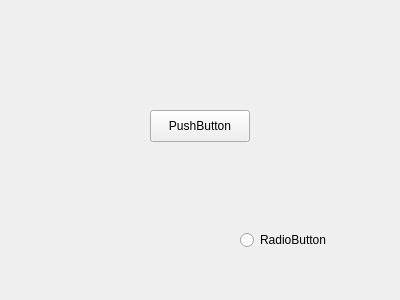
First picture: the form in src/view/graphView.ui, repository Effectuss/Smart-calculator, before the edit.
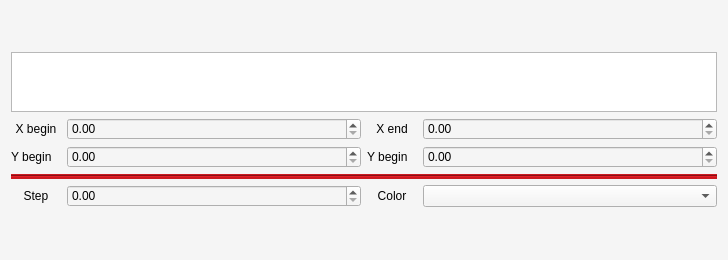
Second picture: the form after the edit.

Commit message: Part of form graph

Patch:
```diff
--- a/src/view/graphView.ui
+++ b/src/view/graphView.ui
@@ -6,39 +6,288 @@
    <rect>
     <x>0</x>
     <y>0</y>
-    <width>400</width>
-    <height>300</height>
+    <width>728</width>
+    <height>260</height>
    </rect>
   </property>
   <property name="windowTitle">
    <string>Form</string>
   </property>
-  <widget class="QRadioButton" name="radioButton">
-   <property name="geometry">
-    <rect>
-     <x>240</x>
-     <y>230</y>
-     <width>99</width>
-     <height>20</height>
-    </rect>
-   </property>
-   <property name="text">
-    <string>RadioButton</string>
-   </property>
-  </widget>
-  <widget class="QPushButton" name="pushButton">
-   <property name="geometry">
-    <rect>
-     <x>150</x>
-     <y>110</y>
-     <width>100</width>
-     <height>32</height>
-    </rect>
-   </property>
-   <property name="text">
-    <string>PushButton</string>
-   </property>
-  </widget>
+  <property name="styleSheet">
+   <string notr="true">background-color: #f5f5f5;
+color: rgb(0, 0, 0);
+</string>
+  </property>
+  <layout class="QGridLayout" name="gridLayout_5">
+   <item row="0" column="0">
+    <layout class="QGridLayout" name="gridLayout">
+     <item row="2" column="3">
+      <widget class="QDoubleSpinBox" name="doubleSpinBox_4">
+       <property name="sizePolicy">
+        <sizepolicy hsizetype="MinimumExpanding" vsizetype="Fixed">
+         <horstretch>0</horstretch>
+         <verstretch>0</verstretch>
+        </sizepolicy>
+       </property>
+      </widget>
+     </item>
+     <item row="0" column="0" colspan="4">
+      <widget class="QLineEdit" name="lineEdit">
+       <property name="sizePolicy">
+        <sizepolicy hsizetype="MinimumExpanding" vsizetype="Fixed">
+         <horstretch>0</horstretch>
+         <verstretch>0</verstretch>
+        </sizepolicy>
+       </property>
+       <property name="minimumSize">
+        <size>
+         <width>0</width>
+         <height>60</height>
+        </size>
+       </property>
+       <property name="mouseTracking">
+        <bool>false</bool>
+       </property>
+       <property name="styleSheet">
+        <string notr="true">border: 1 solid #b8b8b8;
+background-color: #fff</string>
+       </property>
+       <property name="alignment">
+        <set>Qt::AlignRight|Qt::AlignTrailing|Qt::AlignVCenter</set>
+       </property>
+       <property name="dragEnabled">
+        <bool>true</bool>
+       </property>
+       <property name="readOnly">
+        <bool>true</bool>
+       </property>
+      </widget>
+     </item>
+     <item row="4" column="0">
+      <widget class="QLabel" name="label_5">
+       <property name="sizePolicy">
+        <sizepolicy hsizetype="MinimumExpanding" vsizetype="Fixed">
+         <horstretch>0</horstretch>
+         <verstretch>0</verstretch>
+        </sizepolicy>
+       </property>
+       <property name="maximumSize">
+        <size>
+         <width>50</width>
+         <height>16777215</height>
+        </size>
+       </property>
+       <property name="layoutDirection">
+        <enum>Qt::LeftToRight</enum>
+       </property>
+       <property name="text">
+        <string>Step</string>
+       </property>
+       <property name="alignment">
+        <set>Qt::AlignCenter</set>
+       </property>
+      </widget>
+     </item>
+     <item row="4" column="1">
+      <widget class="QDoubleSpinBox" name="doubleSpinBox_5">
+       <property name="sizePolicy">
+        <sizepolicy hsizetype="MinimumExpanding" vsizetype="Fixed">
+         <horstretch>0</horstretch>
+         <verstretch>0</verstretch>
+        </sizepolicy>
+       </property>
+      </widget>
+     </item>
+     <item row="2" column="0">
+      <widget class="QLabel" name="label_2">
+       <property name="sizePolicy">
+        <sizepolicy hsizetype="MinimumExpanding" vsizetype="Fixed">
+         <horstretch>0</horstretch>
+         <verstretch>0</verstretch>
+        </sizepolicy>
+       </property>
+       <property name="maximumSize">
+        <size>
+         <width>50</width>
+         <height>16777215</height>
+        </size>
+       </property>
+       <property name="layoutDirection">
+        <enum>Qt::LeftToRight</enum>
+       </property>
+       <property name="text">
+        <string>Y begin</string>
+       </property>
+       <property name="alignment">
+        <set>Qt::AlignLeading|Qt::AlignLeft|Qt::AlignVCenter</set>
+       </property>
+      </widget>
+     </item>
+     <item row="4" column="2">
+      <widget class="QLabel" name="label_6">
+       <property name="sizePolicy">
+        <sizepolicy hsizetype="MinimumExpanding" vsizetype="Fixed">
+         <horstretch>0</horstretch>
+         <verstretch>0</verstretch>
+        </sizepolicy>
+       </property>
+       <property name="maximumSize">
+        <size>
+         <width>50</width>
+         <height>16777215</height>
+        </size>
+       </property>
+       <property name="text">
+        <string>Color</string>
+       </property>
+       <property name="alignment">
+        <set>Qt::AlignCenter</set>
+       </property>
+      </widget>
+     </item>
+     <item row="1" column="2">
+      <widget class="QLabel" name="label_3">
+       <property name="sizePolicy">
+        <sizepolicy hsizetype="MinimumExpanding" vsizetype="Fixed">
+         <horstretch>0</horstretch>
+         <verstretch>0</verstretch>
+        </sizepolicy>
+       </property>
+       <property name="maximumSize">
+        <size>
+         <width>50</width>
+         <height>16777215</height>
+        </size>
+       </property>
+       <property name="layoutDirection">
+        <enum>Qt::LeftToRight</enum>
+       </property>
+       <property name="text">
+        <string>X end</string>
+       </property>
+       <property name="alignment">
+        <set>Qt::AlignCenter</set>
+       </property>
+      </widget>
+     </item>
+     <item row="2" column="1">
+      <widget class="QDoubleSpinBox" name="doubleSpinBox_3">
+       <property name="sizePolicy">
+        <sizepolicy hsizetype="MinimumExpanding" vsizetype="Fixed">
+         <horstretch>0</horstretch>
+         <verstretch>0</verstretch>
+        </sizepolicy>
+       </property>
+      </widget>
+     </item>
+     <item row="2" column="2">
+      <widget class="QLabel" name="label_4">
+       <property name="sizePolicy">
+        <sizepolicy hsizetype="MinimumExpanding" vsizetype="Fixed">
+         <horstretch>0</horstretch>
+         <verstretch>0</verstretch>
+        </sizepolicy>
+       </property>
+       <property name="maximumSize">
+        <size>
+         <width>50</width>
+         <height>16777215</height>
+        </size>
+       </property>
+       <property name="text">
+        <string>Y begin</string>
+       </property>
+       <property name="alignment">
+        <set>Qt::AlignLeading|Qt::AlignLeft|Qt::AlignVCenter</set>
+       </property>
+      </widget>
+     </item>
+     <item row="1" column="1">
+      <widget class="QDoubleSpinBox" name="doubleSpinBox_2">
+       <property name="sizePolicy">
+        <sizepolicy hsizetype="MinimumExpanding" vsizetype="Fixed">
+         <horstretch>0</horstretch>
+         <verstretch>0</verstretch>
+        </sizepolicy>
+       </property>
+      </widget>
+     </item>
+     <item row="1" column="3">
+      <widget class="QDoubleSpinBox" name="doubleSpinBox">
+       <property name="sizePolicy">
+        <sizepolicy hsizetype="MinimumExpanding" vsizetype="Fixed">
+         <horstretch>0</horstretch>
+         <verstretch>0</verstretch>
+        </sizepolicy>
+       </property>
+      </widget>
+     </item>
+     <item row="1" column="0">
+      <widget class="QLabel" name="label">
+       <property name="sizePolicy">
+        <sizepolicy hsizetype="MinimumExpanding" vsizetype="Fixed">
+         <horstretch>0</horstretch>
+         <verstretch>0</verstretch>
+        </sizepolicy>
+       </property>
+       <property name="minimumSize">
+        <size>
+         <width>0</width>
+         <height>0</height>
+        </size>
+       </property>
+       <property name="maximumSize">
+        <size>
+         <width>50</width>
+         <height>16777215</height>
+        </size>
+       </property>
+       <property name="layoutDirection">
+        <enum>Qt::LeftToRight</enum>
+       </property>
+       <property name="text">
+        <string>X begin</string>
+       </property>
+       <property name="alignment">
+        <set>Qt::AlignCenter</set>
+       </property>
+      </widget>
+     </item>
+     <item row="3" column="0" colspan="4">
+      <widget class="Line" name="line">
+       <property name="sizePolicy">
+        <sizepolicy hsizetype="Expanding" vsizetype="Fixed">
+         <horstretch>0</horstretch>
+         <verstretch>0</verstretch>
+        </sizepolicy>
+       </property>
+       <property name="minimumSize">
+        <size>
+         <width>0</width>
+         <height>5</height>
+        </size>
+       </property>
+       <property name="styleSheet">
+        <string notr="true">background-color: #cb1a21;</string>
+       </property>
+       <property name="orientation">
+        <enum>Qt::Horizontal</enum>
+       </property>
+      </widget>
+     </item>
+     <item row="4" column="3">
+      <widget class="QComboBox" name="comboBox">
+       <property name="sizePolicy">
+        <sizepolicy hsizetype="MinimumExpanding" vsizetype="Fixed">
+         <horstretch>0</horstretch>
+         <verstretch>0</verstretch>
+        </sizepolicy>
+       </property>
+      </widget>
+     </item>
+    </layout>
+   </item>
+  </layout>
  </widget>
  <resources/>
  <connections/>
```
The commit also changes 3 other files.
